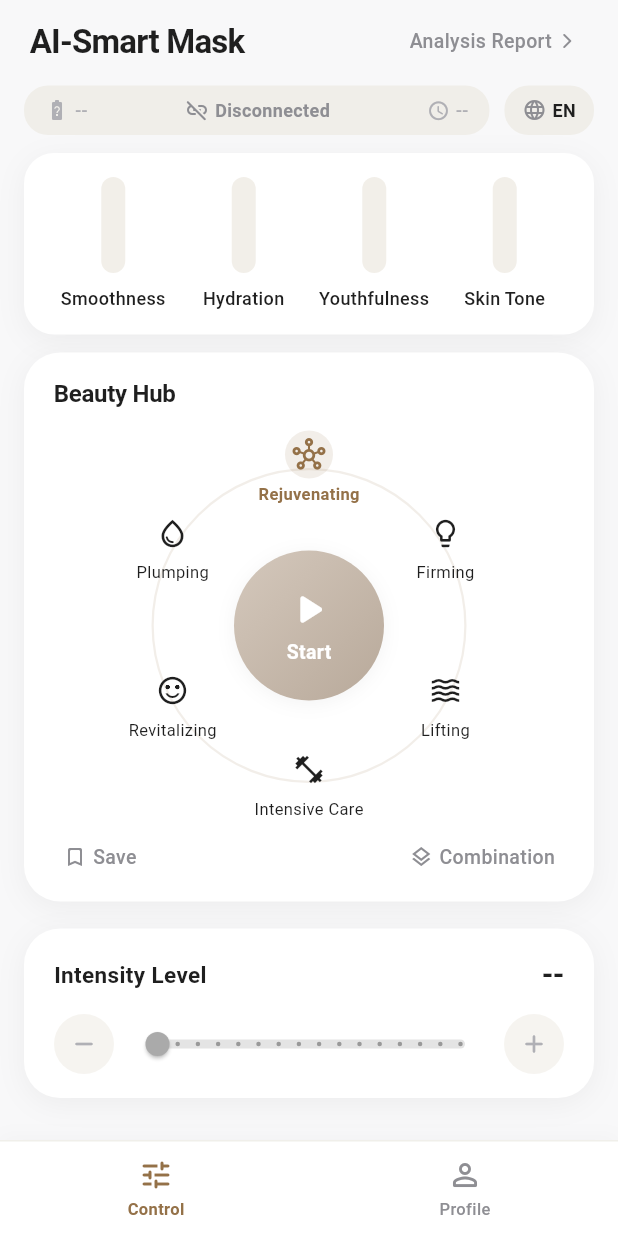
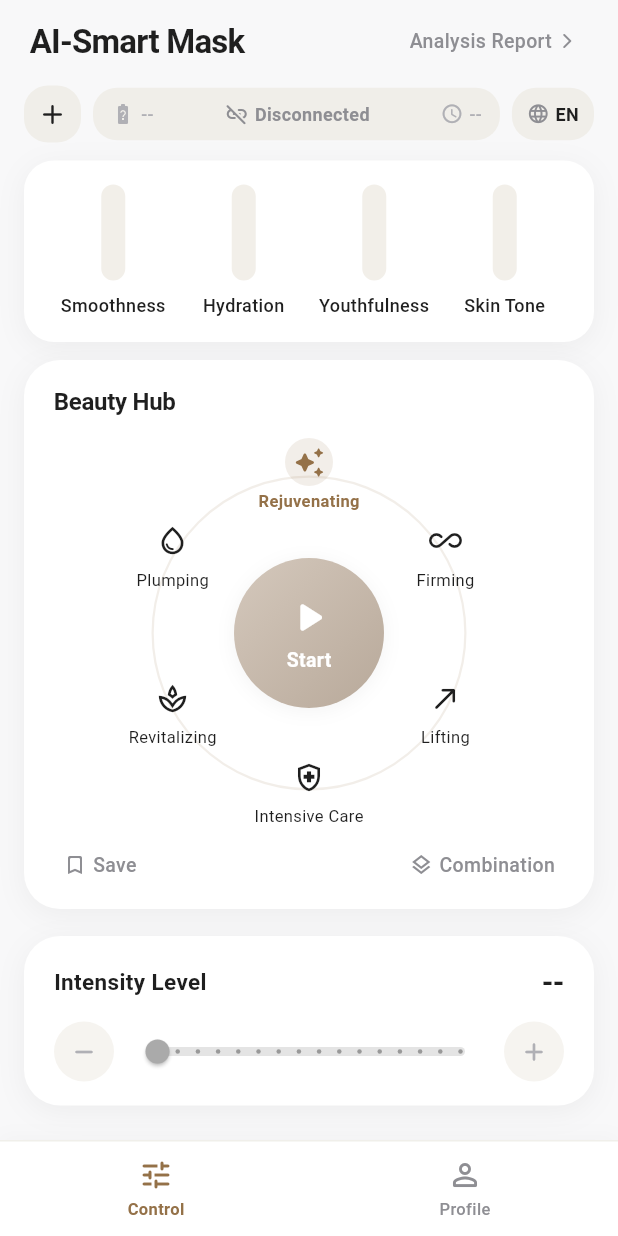
Before and after one commit to coral2017/aimm, a Flutter app: the screen it shows after launch, on a phone screen of 412 x 824 dp. Run offline on Flutter 3.47's test engine with Material 3 defaults, Android fonts, the phone set to English and light mode, and no system bars; our stand-ins replace flutter_blue_plus; Roboto replaces fonts that are missing (PingFang SC).

Commit message:
fix(ble): match Alzmt mask broadcast name and restore Beauty Hub icons with top-left add button

```diff
--- a/lib/core/l10n/translations_en.dart
+++ b/lib/core/l10n/translations_en.dart
@@ -8,7 +8,7 @@ const Map<String, String> translationsEn = {
   'cancelConnection': 'Cancel',
   'connect': 'Connect',
   'disconnect': 'Disconnect',
-  'noDevicesFound': 'No mask devices found. Ensure the mask is powered on and within range.',
+  'noDevicesFound': 'If host is off, press power button to turn on (blue light flashing).',
   'rescan': 'Scan Again',
   'intensityLevel': 'Intensity Level',
   'smoothness': 'Smoothness',
--- a/lib/core/l10n/translations_zh_cn.dart
+++ b/lib/core/l10n/translations_zh_cn.dart
@@ -8,7 +8,7 @@ const Map<String, String> translationsZhCn = {
   'cancelConnection': '取消连接',
   'connect': '连接',
   'disconnect': '断开连接',
-  'noDevicesFound': '未发现面膜设备，请确保面膜设备已开机并处于蓝牙广播状态。',
+  'noDevicesFound': '主机如没开机，请先按开关键打开主机（蓝灯闪烁）。',
   'rescan': '重新扫描',
   'intensityLevel': '强度档位',
   'smoothness': '平滑细腻',
--- a/lib/core/l10n/translations_zh_tw.dart
+++ b/lib/core/l10n/translations_zh_tw.dart
@@ -8,7 +8,7 @@ const Map<String, String> translationsZhTw = {
   'cancelConnection': '取消連接',
   'connect': '連接',
   'disconnect': '斷開連接',
-  'noDevicesFound': '未發現面膜設備，請確保面膜設備已開機並處於藍牙廣播狀態。',
+  'noDevicesFound': '主機如沒開機，請先按開關鍵打開主機（藍燈閃爍）。',
   'rescan': '重新掃描',
   'intensityLevel': '強度檔位',
   'smoothness': '平滑細膩',
--- a/lib/features/control/models/mask_mode.dart
+++ b/lib/features/control/models/mask_mode.dart
@@ -1,11 +1,11 @@
 import 'package:flutter/material.dart';
 
 enum MaskModeType {
-  rejuvenating(0, 'rejuvenating', Icons.hub_outlined),
-  firming(1, 'firming', Icons.lightbulb_outline),
-  lifting(2, 'lifting', Icons.waves),
-  intensiveCare(3, 'intensiveCare', Icons.fitness_center),
-  revitalizing(4, 'revitalizing', Icons.sentiment_satisfied_alt),
+  rejuvenating(0, 'rejuvenating', Icons.auto_awesome_rounded),
+  firming(1, 'firming', Icons.all_inclusive_rounded),
+  lifting(2, 'lifting', Icons.north_east_rounded),
+  intensiveCare(3, 'intensiveCare', Icons.health_and_safety_outlined),
+  revitalizing(4, 'revitalizing', Icons.spa_outlined),
   plumping(5, 'plumping', Icons.water_drop_outlined);
 
   final int id;
--- a/lib/features/control/presentation/widgets/status_capsule_bar.dart
+++ b/lib/features/control/presentation/widgets/status_capsule_bar.dart
@@ -21,13 +21,35 @@ class StatusCapsuleBar extends StatelessWidget {
       padding: const EdgeInsets.symmetric(horizontal: 16.0),
       child: Row(
         children: [
-          // Left Status Capsule
+          // Left: Dedicated Add Device (+) Button
+          Material(
+            color: AppColors.capsuleBackground,
+            borderRadius: BorderRadius.circular(16),
+            child: InkWell(
+              onTap: onConnectionTap,
+              borderRadius: BorderRadius.circular(16),
+              child: Container(
+                width: 38,
+                height: 38,
+                alignment: Alignment.center,
+                child: const Icon(
+                  Icons.add_rounded,
+                  size: 22,
+                  color: AppColors.textPrimary,
+                ),
+              ),
+            ),
+          ),
+
+          const SizedBox(width: 8),
+
+          // Center: Status Capsule (Battery, Connection, Timer)
           Expanded(
             child: InkWell(
               onTap: onConnectionTap,
               borderRadius: BorderRadius.circular(16),
               child: Container(
-                padding: const EdgeInsets.symmetric(horizontal: 14, vertical: 8),
+                padding: const EdgeInsets.symmetric(horizontal: 12, vertical: 9),
                 decoration: BoxDecoration(
                   color: AppColors.capsuleBackground,
                   borderRadius: BorderRadius.circular(16),
@@ -77,7 +99,7 @@ class StatusCapsuleBar extends StatelessWidget {
                       ],
                     ),
 
-                    // Timer / Minutes remaining
+                    // Timer / Minutes:Seconds
                     Row(
                       mainAxisSize: MainAxisSize.min,
                       children: [
@@ -88,7 +110,7 @@ class StatusCapsuleBar extends StatelessWidget {
                         ),
                         const SizedBox(width: 4),
                         Text(
-                          isConnected ? '${controller.remainingMinutes}min' : '--',
+                          controller.formattedTime,
                           style: TextStyle(
                             fontSize: 12,
                             fontWeight: FontWeight.w500,
@@ -103,14 +125,14 @@ class StatusCapsuleBar extends StatelessWidget {
             ),
           ),
 
-          const SizedBox(width: 10),
+          const SizedBox(width: 8),
 
-          // Right Language Switcher Pill
+          // Right: Language Switcher Pill
           InkWell(
             onTap: () => controller.cycleLanguage(),
             borderRadius: BorderRadius.circular(16),
             child: Container(
-              padding: const EdgeInsets.symmetric(horizontal: 12, vertical: 8),
+              padding: const EdgeInsets.symmetric(horizontal: 10, vertical: 9),
               decoration: BoxDecoration(
                 color: AppColors.capsuleBackground,
                 borderRadius: BorderRadius.circular(16),
@@ -120,7 +142,7 @@ class StatusCapsuleBar extends StatelessWidget {
                 children: [
                   const Icon(
                     Icons.language_rounded,
-                    size: 16,
+                    size: 15,
                     color: AppColors.textSecondary,
                   ),
                   const SizedBox(width: 4),
```
Also changed, not shown: lib/core/ble/ble_real_service.dart (+26 -15 lines).
